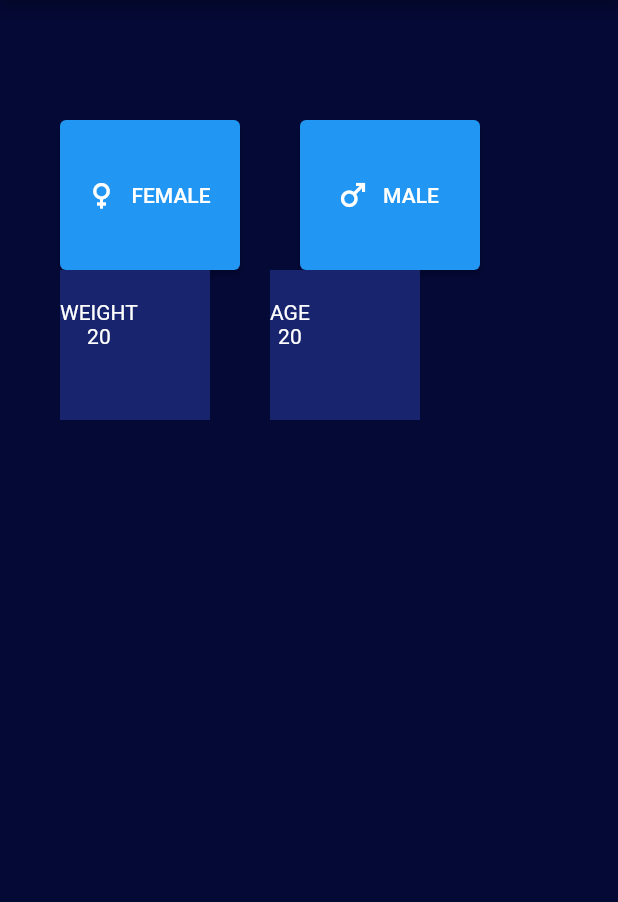
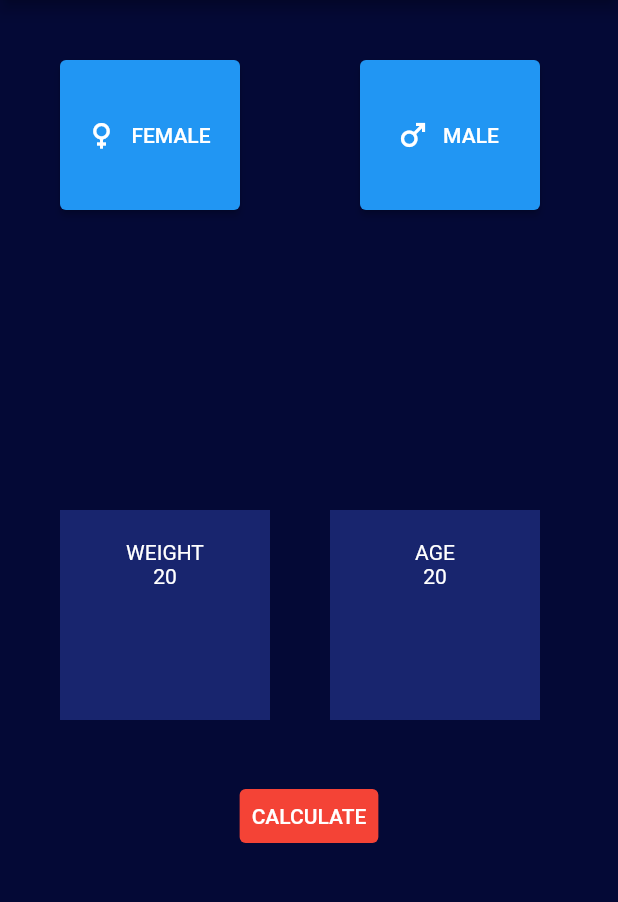
Before and after one commit to zeynepgokdogan/bmi_calculator, a Flutter app: the screen it shows after launch, on a phone screen of 412 x 824 dp, the part 84-986 px from its top. Run offline on Flutter 3.47's test engine with Material 2 defaults, Android fonts, the phone set to English and light mode, and no system bars.

Commit message:
update homepage

```diff
--- a/lib/HomePage.dart
+++ b/lib/HomePage.dart
@@ -1,6 +1,6 @@
 import 'package:flutter/material.dart';
 
-import 'RoundIconButton.dart';
+//import 'RoundIconButton.dart';
 
 enum Gender {
   male,
@@ -35,7 +35,7 @@ class _HomePageState extends State<HomePage> {
 
       body: Column(children: [
 
-        Padding(padding: EdgeInsets.all(40)),
+        Padding(padding: EdgeInsets.all(20)),
 
         Row(
           children: [
@@ -55,7 +55,7 @@ class _HomePageState extends State<HomePage> {
               ),
             ),
 
-            Padding(padding: EdgeInsets.all(20)),
+            Padding(padding: EdgeInsets.all(40)),
 
             Container(
               height: 100,
@@ -74,6 +74,8 @@ class _HomePageState extends State<HomePage> {
             ),
           ],
         ),
+        Padding(padding: EdgeInsets.all(100)),
+
 
 
 
@@ -82,47 +84,43 @@ class _HomePageState extends State<HomePage> {
           children: [
             Padding(padding: EdgeInsets.all(20)),
             Container(
-              width: 100,
-              height: 100,
+              width: 140,
+              height: 140,
               color: Color.fromARGB(255, 24, 37, 110),
-              child:
-               Row(
-                 children: [
-                   Column(
+              child: Column(
                       children: [
                         Padding(padding: EdgeInsets.all(10)),
                         Text('WEIGHT', style: TextStyle(color: Colors.white),),
                         Text(weight.toString(), style: TextStyle(color: Colors.white),),
-
                         ],
                     ),
-                 ],
-               ),
               ),
 
               Padding(padding: EdgeInsets.all(20)),
 
               Container(
-              width: 100,
-              height: 100,
+              width: 140,
+              height: 140,
               color: Color.fromARGB(255, 24, 37, 110),
-              child:
-               Row(
-                 children: [
-                   Column(
+              child: Column(
                       children: [
                         Padding(padding: EdgeInsets.all(10)),
                         Text('AGE', style: TextStyle(color: Colors.white),),
                         Text(weight.toString(), style: TextStyle(color: Colors.white),),
-
                         ],
                     ),
-                 ],
-               ),
               ),
-
           ],
         ),
+
+        Padding(padding: EdgeInsets.all(20)),
+
+        TextButton(
+          onPressed: () {},
+          child: Text('CALCULATE', style: TextStyle(color: Colors.white),),
+          style: ButtonStyle(backgroundColor: MaterialStateProperty.all(Colors.red)),
+          ),
+
 
 
       ]),
```
Also changed, not shown: lib/RoundIconButton.dart (deleted, +0 -23 lines), pubspec.lock, 13 other files.
